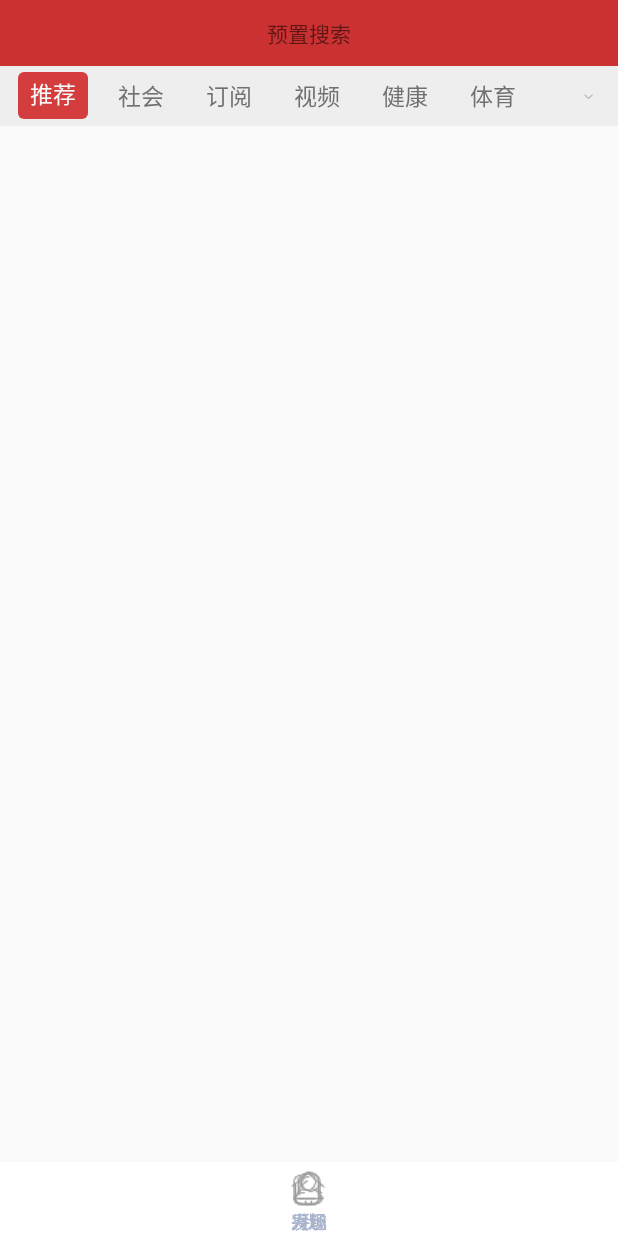
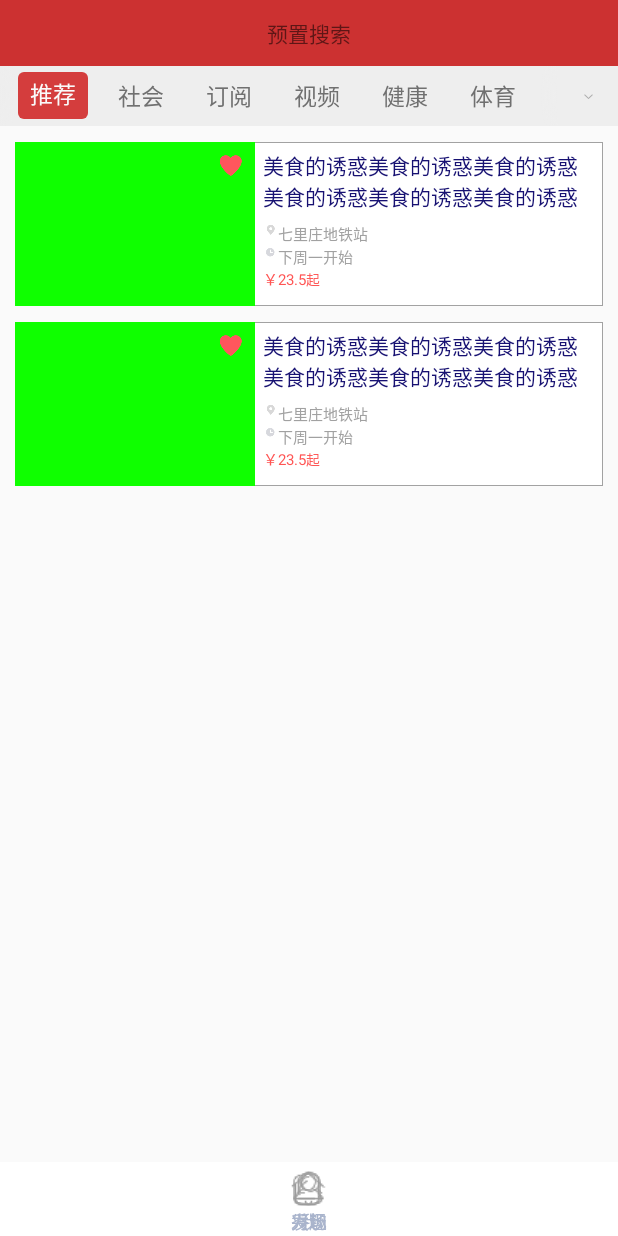
Before and after one commit to WyDing/IdlePlay, an Android app: the screen it shows after launch (IndexActivity), on a phone screen of 412 x 824 dp. Run offline under Robolectric (Android 15) with nearby library versions, the phone set to English and light mode, and no system bars; our stand-ins replace ButterKnife, CircleImageView.

Commit message:
活动item添加

```diff
--- a/app/src/main/java/com/iwuyou/idleplay/actions/ActionSquareFragment.java
+++ b/app/src/main/java/com/iwuyou/idleplay/actions/ActionSquareFragment.java
@@ -45,8 +45,6 @@ public class ActionSquareFragment extends BaseFragment {
             mActionLabels.add(pair);
         }
         mAdapter.notifyDataSetChanged();
-        mViewPager = (ViewPager) view.findViewById(R.id.view_pager);
-        mCategoryStrip = (CategoryTabStrip) view.findViewById(R.id.category_strip);
         mViewPager.setAdapter(mAdapter);
         mCategoryStrip.setViewPager(mViewPager);
     }
--- /dev/null
+++ b/app/src/main/java/com/iwuyou/idleplay/actions/ActionsAdapter.java
@@ -0,0 +1,47 @@
+package com.iwuyou.idleplay.actions;
+
+import android.content.Context;
+import android.support.v7.widget.RecyclerView;
+
+import com.iwuyou.idleplay.R;
+import com.iwuyou.idleplay.mode.Action;
+import com.iwuyou.idleplay.view.swipe.BaseRecyclerViewAdapter;
+import com.iwuyou.idleplay.view.swipe.BaseViewHolder;
+
+import java.util.List;
+
+import static com.iwuyou.idleplay.mode.Action.BRIEF;
+import static com.iwuyou.idleplay.mode.Action.FORM;
+import static com.iwuyou.idleplay.mode.Action.SORT;
+
+/**
+ * Created by duanding on 16/11/23.
+ */
+
+public class ActionsAdapter extends BaseRecyclerViewAdapter<Action> {
+
+    public ActionsAdapter(Context context, List<Action> data) {
+        super(context, data);
+    }
+
+    @Override
+    protected void showViewHolder(BaseViewHolder holder, int position) {
+
+    }
+
+    @Override
+    protected int setContentView(int viewType) {
+
+//        switch (viewType){
+//            case BRIEF:
+//                return R.layout.item_action_brief;
+//            case SORT:
+//                return R.layout.item_action_sort;
+//            case FORM:
+//                return R.layout.item_action_form;
+//        }
+        return R.layout.item_action_brief;
+    }
+
+
+}
--- a/app/src/main/java/com/iwuyou/idleplay/actions/ActionsFragment.java
+++ b/app/src/main/java/com/iwuyou/idleplay/actions/ActionsFragment.java
@@ -1,18 +1,41 @@
 package com.iwuyou.idleplay.actions;
 
+import android.app.Activity;
 import android.os.Bundle;
+import android.support.v7.widget.LinearLayoutManager;
+import android.view.LayoutInflater;
 import android.view.View;
+import android.view.ViewGroup;
 
 import com.iwuyou.idleplay.R;
 import com.iwuyou.idleplay.base.BaseFragment;
+import com.iwuyou.idleplay.mode.Action;
+import com.iwuyou.idleplay.view.swipe.RichRecyclerView;
+import com.iwuyou.libmine.view.pullrefreshandloadview.PullToRefreshLayout;
+
+import java.util.ArrayList;
+import java.util.List;
+
+import butterknife.BindView;
+import butterknife.ButterKnife;
 
 /**
  * Created by duanding on 16/11/21.
  */
 
-public class ActionsFragment extends BaseFragment{
+public class ActionsFragment extends BaseFragment {
 
     private static final String ARG_POSITION = "position";
+    @BindView(R.id.recycler_view)
+    RichRecyclerView mRecyclerView;
+    @BindView(R.id.view_pull_layout)
+    PullToRefreshLayout mViewPullLayout;
+
+    private List<Action> mActions;
+
+    private ActionsAdapter mAdapter;
+
+    private Activity activity;
 
     @Override
     public int initContentViewID() {
@@ -21,6 +44,14 @@ public class ActionsFragment extends BaseFragment{
 
     @Override
     public void init(View view) {
+        activity = getActivity();
+        mActions = new ArrayList<>();
+        mAdapter = new ActionsAdapter(activity,mActions);
+        mRecyclerView.setLayoutManager(new LinearLayoutManager(activity));
+        mRecyclerView.setAdapter(mAdapter);
+        mActions.add(new Action());
+        mActions.add(new Action());
+        mAdapter.notifyDataSetChanged();
     }
 
     public static ActionsFragment newInstance(int position) {
--- /dev/null
+++ b/app/src/main/res/drawable/bg_item_action_brief.xml
@@ -0,0 +1,7 @@
+<?xml version="1.0" encoding="utf-8"?>
+<shape xmlns:android="http://schemas.android.com/apk/res/android">
+    <solid android:color="#ffffff"></solid>
+    <stroke
+        android:width="1px"
+        android:color="#a2a2a2"></stroke>
+</shape>
--- a/app/src/main/res/layout/fragment_actions.xml
+++ b/app/src/main/res/layout/fragment_actions.xml
@@ -1,6 +1,26 @@
 <?xml version="1.0" encoding="utf-8"?>
 <LinearLayout xmlns:android="http://schemas.android.com/apk/res/android"
-    android:orientation="vertical" android:layout_width="match_parent"
-    android:layout_height="match_parent">
+    android:layout_width="match_parent"
+    android:layout_height="match_parent"
+    android:orientation="vertical">
 
+    <com.iwuyou.libmine.view.pullrefreshandloadview.PullToRefreshLayout
+        android:id="@+id/view_pull_layout"
+        android:layout_width="match_parent"
+        android:layout_height="match_parent">
+
+        <include layout="@layout/refresh_head_view" />
+
+        <com.iwuyou.idleplay.view.swipe.RichRecyclerView
+            android:id="@+id/recycler_view"
+            android:layout_width="match_parent"
+            android:paddingBottom="5dp"
+            android:paddingTop="5dp"
+            android:layout_height="match_parent"
+            android:scrollbars="none">
+
+        </com.iwuyou.idleplay.view.swipe.RichRecyclerView>
+
+        <include layout="@layout/load_more_view" />
+    </com.iwuyou.libmine.view.pullrefreshandloadview.PullToRefreshLayout>
 </LinearLayout>
--- /dev/null
+++ b/app/src/main/res/layout/fragment_recommend_actions.xml
@@ -0,0 +1,6 @@
+<?xml version="1.0" encoding="utf-8"?>
+<LinearLayout xmlns:android="http://schemas.android.com/apk/res/android"
+    android:orientation="vertical" android:layout_width="match_parent"
+    android:layout_height="match_parent">
+
+</LinearLayout>
--- /dev/null
+++ b/app/src/main/res/layout/item_action_brief.xml
@@ -0,0 +1,131 @@
+<?xml version="1.0" encoding="utf-8"?>
+<LinearLayout xmlns:android="http://schemas.android.com/apk/res/android"
+    android:layout_width="match_parent"
+    android:layout_height="120dp"
+    android:minHeight="120dp"
+    android:orientation="horizontal">
+
+    <LinearLayout
+        android:layout_width="match_parent"
+        android:layout_height="match_parent"
+        android:background="@drawable/bg_item_action_brief"
+        android:orientation="horizontal"
+        android:layout_marginTop="5dp"
+        android:layout_marginBottom="5dp"
+        android:layout_marginLeft="10dp"
+        android:layout_marginRight="10dp">
+
+
+        <RelativeLayout
+            android:layout_width="160dp"
+            android:layout_height="match_parent">
+
+            <ImageView
+                android:layout_width="match_parent"
+                android:layout_height="match_parent"
+                android:background="#0fff00" />
+
+            <ImageView
+                android:layout_width="wrap_content"
+                android:layout_height="wrap_content"
+                android:layout_alignParentRight="true"
+                android:layout_marginRight="5dp"
+                android:layout_marginTop="5dp"
+                android:background="@drawable/ic_like" />
+        </RelativeLayout>
+
+        <RelativeLayout
+            android:layout_width="match_parent"
+            android:layout_height="match_parent"
+            android:layout_marginBottom="5dp"
+            android:layout_marginLeft="5dp"
+            android:layout_marginRight="8dp"
+            android:layout_marginTop="5dp">
+
+            <TextView
+                android:layout_width="match_parent"
+                android:layout_height="wrap_content"
+                android:ellipsize="end"
+                android:maxLines="2"
+                android:text="美食的诱惑美食的诱惑美食的诱惑美食的诱惑美食的诱惑美食的诱惑"
+                android:textColor="#171172"
+                android:textSize="14sp" />
+
+            <LinearLayout
+                android:layout_width="wrap_content"
+                android:layout_height="wrap_content"
+                android:layout_alignParentBottom="true"
+                android:layout_marginBottom="35dp"
+                android:layout_marginTop="5dp"
+                android:orientation="horizontal">
+
+                <ImageView
+                    android:layout_width="10dp"
+                    android:layout_height="10dp"
+                    android:scaleType="centerInside"
+                    android:src="@drawable/ic_recommend_poi" />
+
+                <TextView
+                    android:layout_width="wrap_content"
+                    android:layout_height="wrap_content"
+                    android:maxLines="1"
+                    android:text="七里庄地铁站"
+                    android:textColor="#a1a1a1"
+                    android:textSize="10sp" />
+            </LinearLayout>
+
+            <LinearLayout
+                android:layout_width="wrap_content"
+                android:layout_height="wrap_content"
+                android:layout_alignParentBottom="true"
+                android:layout_marginBottom="20dp"
+                android:layout_marginTop="5dp"
+                android:orientation="horizontal">
+
+                <ImageView
+                    android:layout_width="10dp"
+                    android:layout_height="10dp"
+                    android:scaleType="centerInside"
+                    android:src="@drawable/ic_recommend_time" />
+
+                <TextView
+                    android:layout_width="wrap_content"
+                    android:layout_height="wrap_content"
+                    android:maxLines="1"
+                    android:text="下周一开始"
+                    android:textColor="#a1a1a1"
+                    android:textSize="10sp" />
+
+            </LinearLayout>
+
+            <LinearLayout
+                android:layout_width="wrap_content"
+                android:layout_height="wrap_content"
+                android:layout_alignParentBottom="true"
+                android:layout_marginBottom="5dp"
+                android:orientation="horizontal">
+
+                <TextView
+                    android:layout_width="wrap_content"
+                    android:layout_height="wrap_content"
+                    android:text="@string/unit"
+                    android:textColor="#ff5453"
+                    android:textSize="10sp" />
+
+                <TextView
+                    android:layout_width="wrap_content"
+                    android:layout_height="wrap_content"
+                    android:text="23.5"
+                    android:textColor="#ff5453"
+                    android:textSize="10sp" />
+
+                <TextView
+                    android:layout_width="wrap_content"
+                    android:layout_height="wrap_content"
+                    android:text="起"
+                    android:textColor="#ff5453"
+                    android:textSize="9sp" />
+            </LinearLayout>
+        </RelativeLayout>
+    </LinearLayout>
+</LinearLayout>
--- /dev/null
+++ b/app/src/main/res/layout/item_action_form.xml
@@ -0,0 +1,6 @@
+<?xml version="1.0" encoding="utf-8"?>
+<LinearLayout xmlns:android="http://schemas.android.com/apk/res/android"
+    android:orientation="vertical" android:layout_width="match_parent"
+    android:layout_height="match_parent">
+
+</LinearLayout>
--- /dev/null
+++ b/app/src/main/res/layout/item_action_sort.xml
@@ -0,0 +1,6 @@
+<?xml version="1.0" encoding="utf-8"?>
+<LinearLayout xmlns:android="http://schemas.android.com/apk/res/android"
+    android:orientation="vertical" android:layout_width="match_parent"
+    android:layout_height="match_parent">
+
+</LinearLayout>
--- a/app/src/main/res/values/strings.xml
+++ b/app/src/main/res/values/strings.xml
@@ -5,6 +5,7 @@
     <string name="tab_title_show">秀场</string>
     <string name="tab_title_favorite">兴趣</string>
     <string name="tab_mine">我</string>
+    <string name="unit">￥</string>
 
     <array name="actions_labels">
         <item>推荐</item>
--- a/build.gradle
+++ b/build.gradle
@@ -6,7 +6,10 @@ buildscript {
     }
     dependencies {
         classpath 'com.android.tools.build:gradle:2.2.0'
-
+        classpath 'com.android.tools.build:gradle:2.2.2'
+        classpath 'com.jakewharton:butterknife-gradle-plugin:8.4.0'
+        classpath 'com.neenbedankt.gradle.plugins:android-apt:1.8'
+        classpath "io.realm:realm-gradle-plugin:2.0.1"
         // NOTE: Do not place your application dependencies here; they belong
         // in the individual module build.gradle files
     }
```
Also changed, not shown: app/build.gradle (+11 -0 lines), app/src/main/java/com/iwuyou/idleplay/actions/RecommendActionsFragment.java (added, +22 -0 lines), app/src/main/java/com/iwuyou/idleplay/mode/Action.java (added, +115 -0 lines), app/src/main/res/drawable-xxhdpi/ic_empty_like_check.png (added), app/src/main/res/drawable-xxhdpi/ic_like.png (added), app/src/main/res/drawable-xxhdpi/ic_recommend_poi.png (added), app/src/main/res/drawable-xxhdpi/ic_recommend_time.png (added), app/src/main/res/drawable-xxhdpi/ic_unlike.png (added), app/src/main/res/drawable-xxhdpi/icon_empty_like_nomal.png (added).
